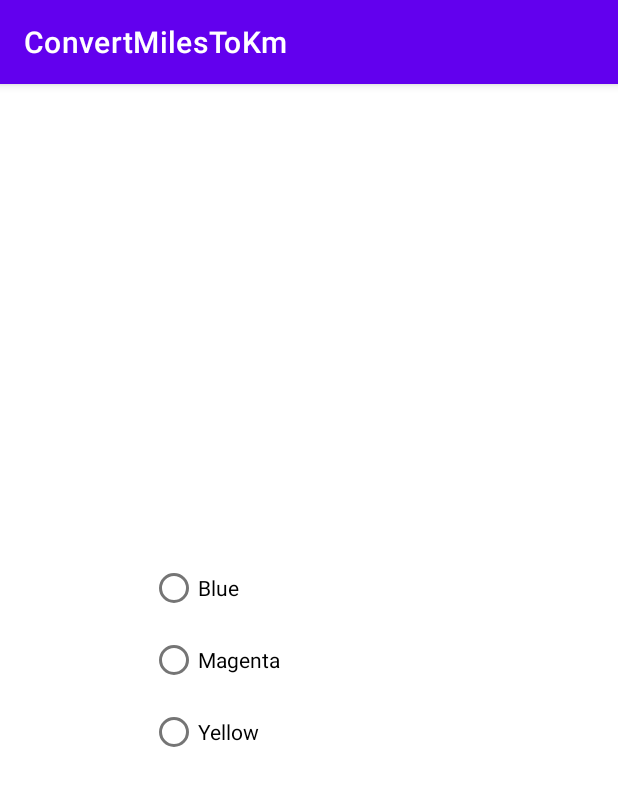
After one commit to flmon/ConvertMilesToKm, an Android app: the BackgroundActivity screen opened directly, with no data from a screen before it, on a phone screen of 412 x 824 dp. The commit adds this screen. Shown: the top 786 px of the screen. Run offline under Robolectric (Android 15) with nearby library versions, the phone set to English and light mode, and no system bars.

Commit message:
radiobutton / background

```diff
--- a/app/src/main/AndroidManifest.xml
+++ b/app/src/main/AndroidManifest.xml
@@ -9,6 +9,9 @@
         android:roundIcon="@mipmap/ic_launcher_round"
         android:supportsRtl="true"
         android:theme="@style/Theme.ConvertMilesToKm">
+        <activity
+            android:name=".BackgroundActivity"
+            android:exported="false" />
         <activity
             android:name=".MusicActivity"
             android:exported="false" />
--- /dev/null
+++ b/app/src/main/java/com/example/convertmilestokm/BackgroundActivity.java
@@ -0,0 +1,43 @@
+package com.example.convertmilestokm;
+
+import android.graphics.Color;
+import android.os.Bundle;
+import android.view.View;
+import android.widget.RadioButton;
+
+import androidx.appcompat.app.AppCompatActivity;
+import androidx.constraintlayout.widget.ConstraintLayout;
+
+public class BackgroundActivity extends AppCompatActivity implements View.OnClickListener {
+    RadioButton btnBlue, btnMagenta, btnYellow;
+
+    @Override
+    protected void onCreate(Bundle savedInstanceState) {
+        super.onCreate(savedInstanceState);
+        setContentView(R.layout.activity_background);
+
+        btnBlue = findViewById(R.id.radioButtonBlue);
+        btnBlue.setOnClickListener(this);
+        btnMagenta = findViewById(R.id.radioButtonMagenta);
+        btnMagenta.setOnClickListener(this);
+        btnYellow = findViewById(R.id.radioButtonYellow);
+        btnYellow.setOnClickListener(this);
+    }
+
+    @Override
+    public void onClick(View view) {
+        ConstraintLayout layout = findViewById(R.id.layout);
+        switch (view.getId()) {
+            case R.id.radioButtonBlue:
+                layout.setBackgroundColor(Color.BLUE);
+                break;
+            case R.id.radioButtonMagenta:
+                layout.setBackgroundColor(Color.MAGENTA);
+                break;
+            case R.id.radioButtonYellow:
+                layout.setBackgroundColor(Color.YELLOW);
+                break;
+        }
+
+    }
+}
--- /dev/null
+++ b/app/src/main/res/layout/activity_background.xml
@@ -0,0 +1,37 @@
+<?xml version="1.0" encoding="utf-8"?>
+<androidx.constraintlayout.widget.ConstraintLayout xmlns:android="http://schemas.android.com/apk/res/android"
+    xmlns:app="http://schemas.android.com/apk/res-auto"
+    xmlns:tools="http://schemas.android.com/tools"
+    android:id="@+id/layout"
+    android:layout_width="match_parent"
+    android:layout_height="match_parent"
+    tools:context=".BackgroundActivity">
+
+    <RadioGroup
+        android:layout_width="wrap_content"
+        android:layout_height="wrap_content"
+        android:layout_marginStart="100dp"
+        app:layout_constraintBottom_toBottomOf="parent"
+        app:layout_constraintStart_toStartOf="parent"
+        app:layout_constraintTop_toTopOf="parent">
+
+        <RadioButton
+            android:id="@+id/radioButtonBlue"
+            android:layout_width="match_parent"
+            android:layout_height="wrap_content"
+            android:text="Blue" />
+
+        <RadioButton
+            android:id="@+id/radioButtonMagenta"
+            android:layout_width="match_parent"
+            android:layout_height="wrap_content"
+            android:text="Magenta" />
+
+        <RadioButton
+            android:id="@+id/radioButtonYellow"
+            android:layout_width="match_parent"
+            android:layout_height="wrap_content"
+            android:text="Yellow" />
+
+    </RadioGroup>
+</androidx.constraintlayout.widget.ConstraintLayout>
```
Also changed, not shown: app/src/main/java/com/example/convertmilestokm/MainActivity.java (+9 -1 lines), app/src/main/res/layout/activity_main.xml (+20 -10 lines).
